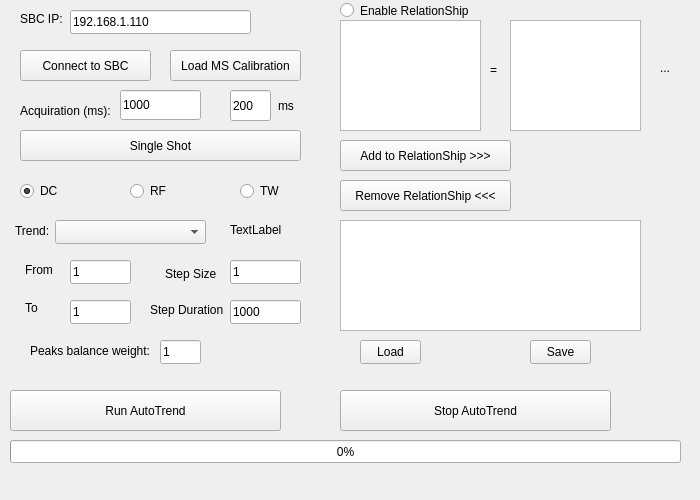
Above: autotrend.ui from MOBILionSystems/MIPS-app-MOBILion before the change. Below: the same form after it.
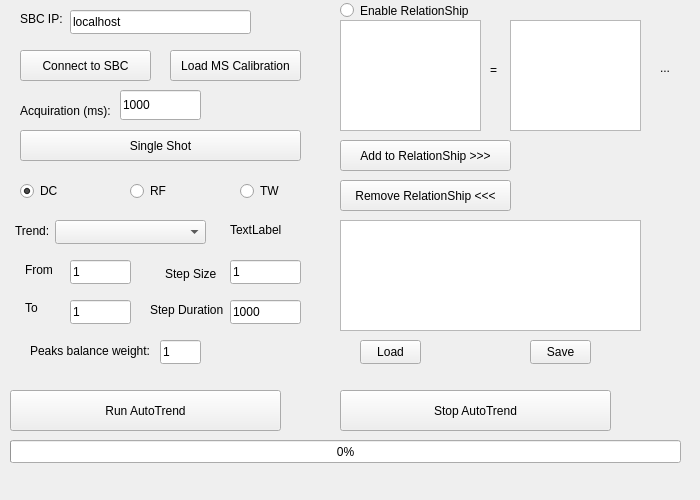
That is the form after the change.

```diff
--- a/autotrend.ui
+++ b/autotrend.ui
@@ -232,7 +232,7 @@
     </rect>
    </property>
    <property name="text">
-    <string>192.168.1.110</string>
+    <string>localhost</string>
    </property>
   </widget>
   <widget class="QLineEdit" name="trendFrom">
@@ -481,32 +481,6 @@
     <string>Load MS Calibration</string>
    </property>
   </widget>
-  <widget class="QLineEdit" name="delayLineEdit">
-   <property name="geometry">
-    <rect>
-     <x>230</x>
-     <y>90</y>
-     <width>41</width>
-     <height>31</height>
-    </rect>
-   </property>
-   <property name="text">
-    <string>200</string>
-   </property>
-  </widget>
-  <widget class="QLabel" name="label_11">
-   <property name="geometry">
-    <rect>
-     <x>278</x>
-     <y>95</y>
-     <width>21</width>
-     <height>21</height>
-    </rect>
-   </property>
-   <property name="text">
-    <string>ms </string>
-   </property>
-  </widget>
  </widget>
  <resources/>
  <connections/>
```
